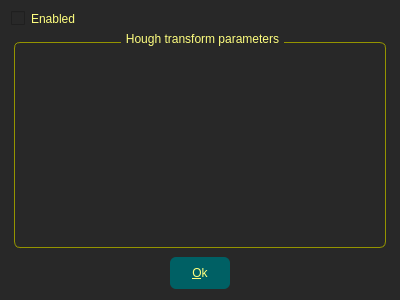
Armada3334/echoes, file ebrow/edb/afHasHead.ui: the form before one commit.
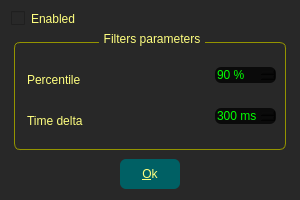
The form after the commit. Icons and pictures are not drawn.

What changed in the file:
```diff
--- a/ebrow/edb/afHasHead.ui
+++ b/ebrow/edb/afHasHead.ui
@@ -10,14 +10,14 @@
    <rect>
     <x>0</x>
     <y>0</y>
-    <width>400</width>
-    <height>300</height>
+    <width>300</width>
+    <height>200</height>
    </rect>
   </property>
   <property name="minimumSize">
    <size>
-    <width>400</width>
-    <height>300</height>
+    <width>300</width>
+    <height>200</height>
    </size>
   </property>
   <property name="windowTitle">
@@ -277,8 +277,47 @@
    <item>
     <widget class="QGroupBox" name="grpHough">
      <property name="title">
-      <string>Hough transform parameters</string>
+      <string>Filters parameters</string>
      </property>
+     <layout class="QGridLayout" name="gridLayout" rowstretch="0,0" columnstretch="3,1">
+      <item row="0" column="0">
+       <widget class="QLabel" name="label">
+        <property name="text">
+         <string>Percentile</string>
+        </property>
+       </widget>
+      </item>
+      <item row="0" column="1">
+       <widget class="QSpinBox" name="sbPercentile">
+        <property name="suffix">
+         <string> %</string>
+        </property>
+        <property name="value">
+         <number>90</number>
+        </property>
+       </widget>
+      </item>
+      <item row="1" column="0">
+       <widget class="QLabel" name="label_2">
+        <property name="text">
+         <string>Time delta</string>
+        </property>
+       </widget>
+      </item>
+      <item row="1" column="1">
+       <widget class="QSpinBox" name="sbTimeDelta">
+        <property name="suffix">
+         <string> ms</string>
+        </property>
+        <property name="maximum">
+         <number>999</number>
+        </property>
+        <property name="value">
+         <number>300</number>
+        </property>
+       </widget>
+      </item>
+     </layout>
     </widget>
    </item>
    <item>
```
Left out of the diff: 2 changed lines with no effect on the pictures.
